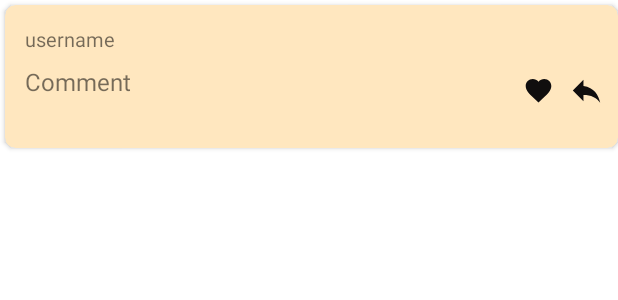
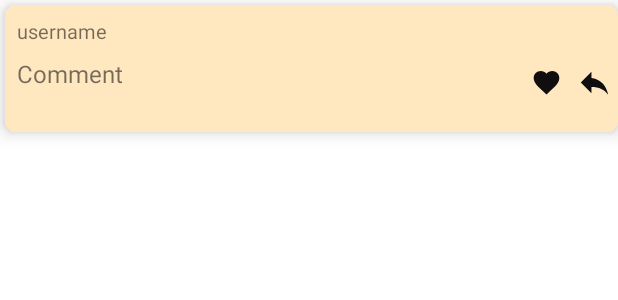
Before and after one commit to bibwip/PWaSs, an Android app: the layout comment.xml on its own in the app's theme, with its tools: preview values and no code run, on a phone screen of 412 x 824 dp. Shown: the top 300 px of the screen. Run offline under Robolectric (Android 15) with nearby library versions, the phone set to English and light mode, and no system bars.

Commit message:
shit gefixed

```diff
--- a/app/src/main/res/layout/comment.xml
+++ b/app/src/main/res/layout/comment.xml
@@ -2,21 +2,22 @@
 
 <androidx.cardview.widget.CardView xmlns:android="http://schemas.android.com/apk/res/android"
     xmlns:app="http://schemas.android.com/apk/res-auto"
+    xmlns:card_view="http://schemas.android.com/apk/res-auto"
     xmlns:tools="http://schemas.android.com/tools"
     android:layout_width="match_parent"
     android:layout_height="wrap_content"
     app:cardBackgroundColor="#B69C68"
-    android:elevation="@dimen/cardview_default_elevation"
+    card_view:cardElevation="7dp"
     android:layout_marginTop="3dp"
-    android:layout_marginLeft="3dp"
+    android:layout_marginStart="3dp"
     android:layout_marginBottom="3dp"
+
     app:cardCornerRadius="7dp">
 
     <androidx.constraintlayout.widget.ConstraintLayout
         android:id="@+id/relativeLayout"
         android:layout_width="match_parent"
-        android:layout_height="wrap_content"
-        android:layout_margin="5dp">
+        android:layout_height="wrap_content">
 
         <TextView
             android:id="@+id/comUsernameTv"
--- a/app/src/main/res/layout/fragment_main.xml
+++ b/app/src/main/res/layout/fragment_main.xml
@@ -11,7 +11,7 @@
         android:layout_height="wrap_content"
         android:layout_margin="5dp"
         android:elevation="7dp"
-        android:backgroundTint="?colorPrimary"
+        app:borderWidth="0dp"
         android:id="@+id/mainAddPostBtn"
         android:src="@android:drawable/ic_input_add"
         app:layout_constraintBottom_toBottomOf="parent"
```
Also changed, not shown: app/src/main/java/com/thethreewisemen/pwass/adapters/RecyclerAdapter.kt (+5 -5 lines), app/src/main/java/com/thethreewisemen/pwass/fragments/MainFragment.kt (+6 -4 lines), app/src/main/res/layout/fragment_post.xml (+8 -0 lines), app/src/main/res/layout/post_item.xml (+4 -5 lines).
